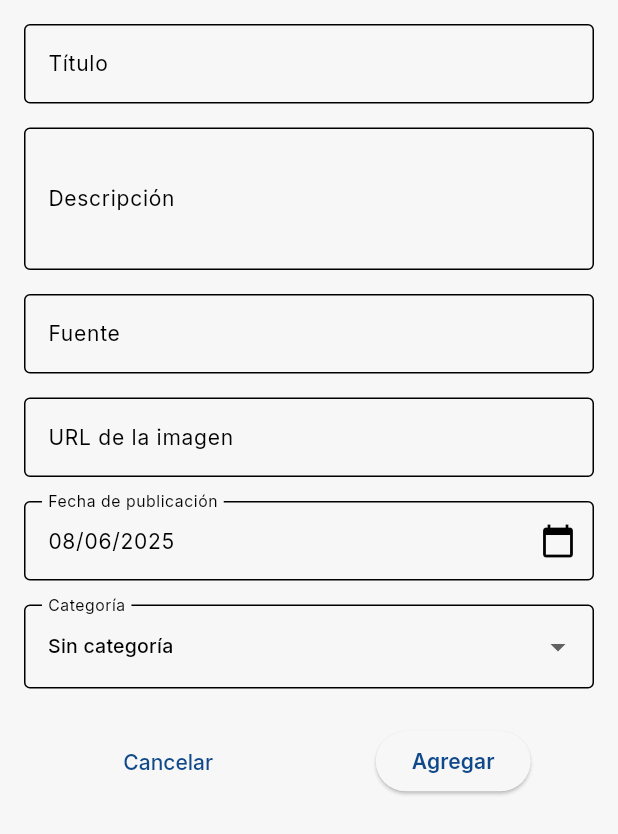
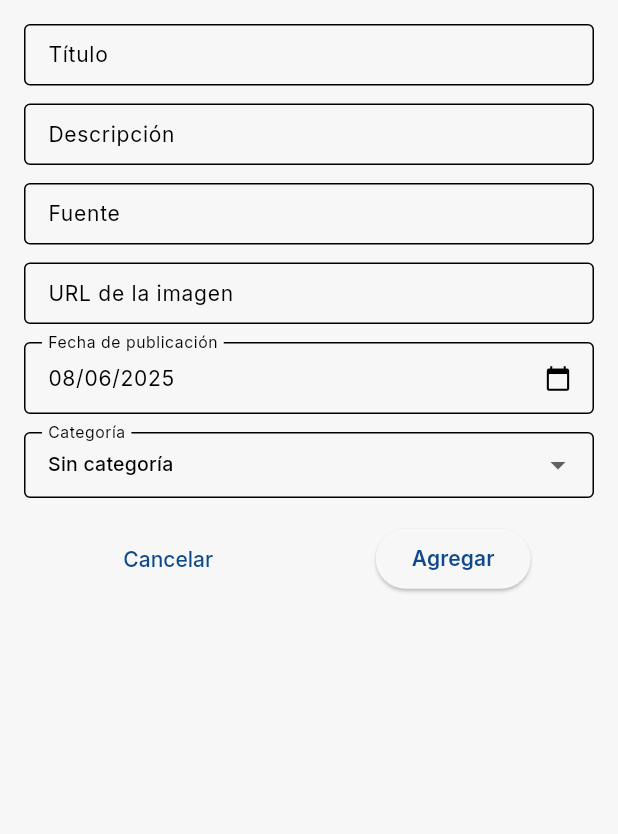
Before and after one commit to danusitacm/dcristaldo-flutter01, a Flutter app: the FormularioNoticia widget shown alone on an empty page, opened directly with empty values, on a phone screen of 412 x 824 dp. Shown: the top 834 px of the screen. Run offline on Flutter 3.47's test engine with Material 3 defaults, Android fonts, the phone set to English and light mode, and no system bars; our stand-ins replace connectivity_plus, dart_mappable, dio, equatable, flutter_bloc, flutter_dotenv and 5 more; accounts and stored records are empty; generated files the repository leaves out were written again; network calls fail.

Commit message:
Resuelve problema de overflow

```diff
--- a/lib/components/formulario_noticia.dart
+++ b/lib/components/formulario_noticia.dart
@@ -120,7 +120,7 @@ class _FormularioNoticiaState extends State<FormularioNoticia> {
                 : _imagenUrlController.text,
         categoriaId: _selectedCategoriaId,
         contadorReportes: widget.noticia?.contadorReportes ?? 0,
-        contadorComentarios:  widget.noticia?.contadorComentarios ?? 0,
+        contadorComentarios: widget.noticia?.contadorComentarios ?? 0,
       );
       Navigator.of(context).pop(noticia);
     }
@@ -128,17 +128,21 @@ class _FormularioNoticiaState extends State<FormularioNoticia> {
 
   @override
   Widget build(BuildContext context) {
-    return SingleChildScrollView(
-      padding: EdgeInsets.only(
-        bottom: MediaQuery.of(context).viewInsets.bottom + 16,
-        left: 16,
-        right: 16,
-        top: 16,
-      ),
+    return Padding(
+      padding: const EdgeInsets.only(left: 16, right: 16, top: 16, bottom: 0),
+      child: SingleChildScrollView(
+        keyboardDismissBehavior: ScrollViewKeyboardDismissBehavior.onDrag,
         child: Form(
           key: _formKey,
           child: Column(
             mainAxisSize: MainAxisSize.min,
+            crossAxisAlignment: CrossAxisAlignment.stretch,
+            children: [
+              Container(
+                constraints: BoxConstraints(
+                  maxWidth: MediaQuery.of(context).size.width - 32,
+                ),
+                child: Column(
                   crossAxisAlignment: CrossAxisAlignment.stretch,
                   children: [
                     TextFormField(
@@ -146,6 +150,11 @@ class _FormularioNoticiaState extends State<FormularioNoticia> {
                       decoration: const InputDecoration(
                         labelText: 'Título',
                         border: OutlineInputBorder(),
+                        isDense: true,
+                        contentPadding: EdgeInsets.symmetric(
+                          vertical: 10,
+                          horizontal: 12,
+                        ),
                       ),
                       validator: (value) {
                         if (value == null || value.isEmpty) {
@@ -154,14 +163,20 @@ class _FormularioNoticiaState extends State<FormularioNoticia> {
                         return null;
                       },
                     ),
-            const SizedBox(height: 16),
+                    const SizedBox(height: 12),
                     TextFormField(
                       controller: _descripcionController,
                       decoration: const InputDecoration(
                         labelText: 'Descripción',
                         border: OutlineInputBorder(),
+                        isDense: true,
+                        contentPadding: EdgeInsets.symmetric(
+                          vertical: 10,
+                          horizontal: 12,
                         ),
-              maxLines: 3,
+                      ),
+                      maxLines: 2,
+                      minLines: 1,
                       validator: (value) {
                         if (value == null || value.isEmpty) {
                           return 'Por favor ingrese una descripción';
@@ -169,12 +184,17 @@ class _FormularioNoticiaState extends State<FormularioNoticia> {
                         return null;
                       },
                     ),
-            const SizedBox(height: 16),
+                    const SizedBox(height: 12),
                     TextFormField(
                       controller: _fuenteController,
                       decoration: const InputDecoration(
                         labelText: 'Fuente',
                         border: OutlineInputBorder(),
+                        isDense: true,
+                        contentPadding: EdgeInsets.symmetric(
+                          vertical: 10,
+                          horizontal: 12,
+                        ),
                       ),
                       validator: (value) {
                         if (value == null || value.isEmpty) {
@@ -183,12 +203,17 @@ class _FormularioNoticiaState extends State<FormularioNoticia> {
                         return null;
                       },
                     ),
-            const SizedBox(height: 16),
+                    const SizedBox(height: 12),
                     TextFormField(
                       controller: _imagenUrlController,
                       decoration: const InputDecoration(
                         labelText: 'URL de la imagen',
                         border: OutlineInputBorder(),
+                        isDense: true,
+                        contentPadding: EdgeInsets.symmetric(
+                          vertical: 10,
+                          horizontal: 12,
+                        ),
                       ),
                       validator: (value) {
                         if (value == null || value.isEmpty) {
@@ -198,7 +223,7 @@ class _FormularioNoticiaState extends State<FormularioNoticia> {
                         return null;
                       },
                     ),
-            const SizedBox(height: 16),
+                    const SizedBox(height: 12),
 
                     TextFormField(
                       controller: _fechaController,
@@ -206,6 +231,11 @@ class _FormularioNoticiaState extends State<FormularioNoticia> {
                         labelText: 'Fecha de publicación',
                         border: OutlineInputBorder(),
                         suffixIcon: Icon(Icons.calendar_today),
+                        isDense: true,
+                        contentPadding: EdgeInsets.symmetric(
+                          vertical: 10,
+                          horizontal: 12,
+                        ),
                       ),
                       readOnly: true,
                       onTap: _seleccionarFecha,
@@ -216,13 +246,19 @@ class _FormularioNoticiaState extends State<FormularioNoticia> {
                         return null;
                       },
                     ),
-            const SizedBox(height: 16),
+                    const SizedBox(height: 12),
 
                     DropdownButtonFormField<String>(
                       decoration: const InputDecoration(
                         labelText: 'Categoría',
                         border: OutlineInputBorder(),
+                        isDense: true,
+                        contentPadding: EdgeInsets.symmetric(
+                          vertical: 10,
+                          horizontal: 12,
                         ),
+                      ),
+                      isExpanded: true,
                       value: _selectedCategoriaId,
                       items: [
                         const DropdownMenuItem<String>(
@@ -232,7 +268,8 @@ class _FormularioNoticiaState extends State<FormularioNoticia> {
                         ...widget.categorias
                             .where(
                               (categoria) =>
-                          categoria.id != null && categoria.id!.isNotEmpty,
+                                  categoria.id != null &&
+                                  categoria.id!.isNotEmpty,
                             )
                             .map((categoria) {
                               return DropdownMenuItem<String>(
@@ -249,8 +286,12 @@ class _FormularioNoticiaState extends State<FormularioNoticia> {
                         }
                       },
                     ),
-            const SizedBox(height: 24),
-            Row(
+                    const SizedBox(height: 16),
+
+                    LayoutBuilder(
+                      builder: (context, constraints) {
+                        if (constraints.maxWidth > 300) {
+                          return Row(
                             mainAxisAlignment: MainAxisAlignment.spaceAround,
                             children: [
                               TextButton(
@@ -259,11 +300,47 @@ class _FormularioNoticiaState extends State<FormularioNoticia> {
                               ),
                               ElevatedButton(
                                 onPressed: _guardarNoticia,
-                  child: Text(widget.noticia == null ? 'Agregar' : 'Guardar'),
+                                child: Text(
+                                  widget.noticia == null
+                                      ? 'Agregar'
+                                      : 'Guardar',
+                                ),
+                              ),
+                            ],
+                          );
+                        } else {
+                          return Column(
+                            mainAxisSize: MainAxisSize.min,
+                            children: [
+                              ElevatedButton(
+                                onPressed: _guardarNoticia,
+                                style: ElevatedButton.styleFrom(
+                                  minimumSize: const Size.fromHeight(40),
+                                ),
+                                child: Text(
+                                  widget.noticia == null
+                                      ? 'Agregar'
+                                      : 'Guardar',
+                                ),
+                              ),
+                              const SizedBox(height: 8),
+                              TextButton(
+                                onPressed: () => Navigator.of(context).pop(),
+                                style: TextButton.styleFrom(
+                                  minimumSize: const Size.fromHeight(40),
+                                ),
+                                child: const Text('Cancelar'),
+                              ),
+                            ],
+                          );
+                        }
+                      },
                     ),
                   ],
                 ),
+              ),
             ],
+          ),
         ),
       ),
     );
```
Lines whose indentation alone changed are shown as unchanged.
